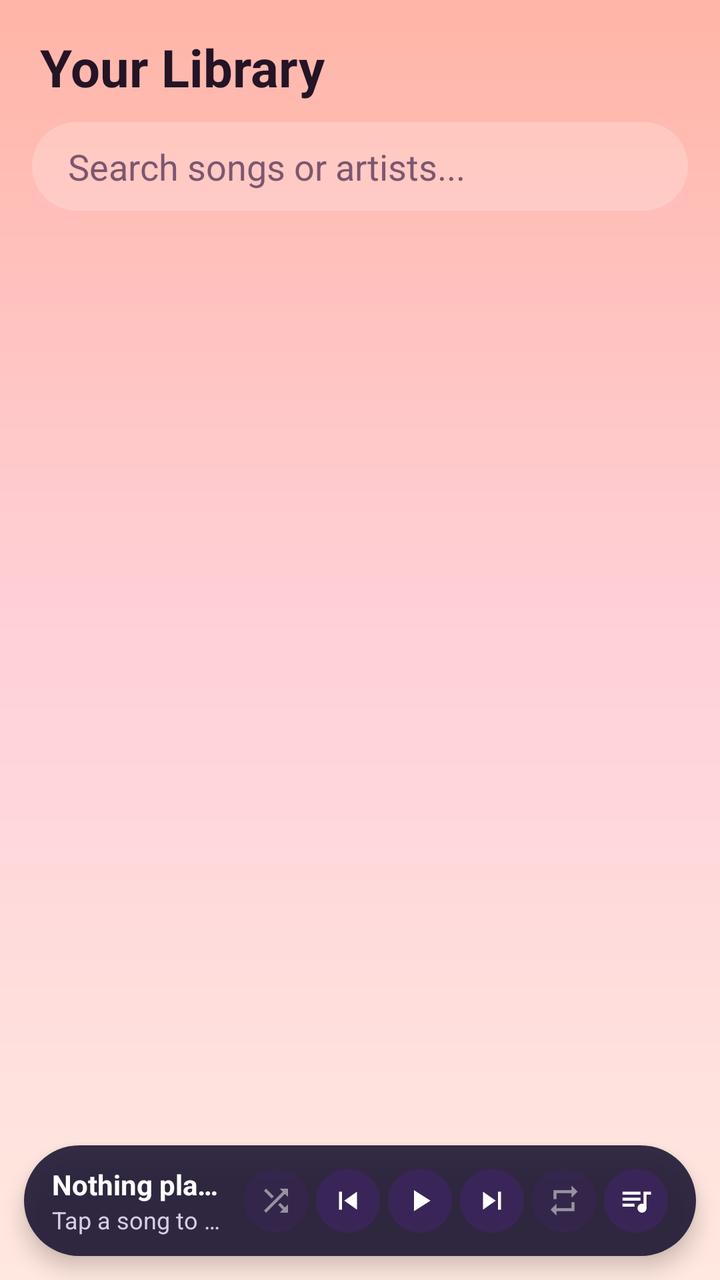
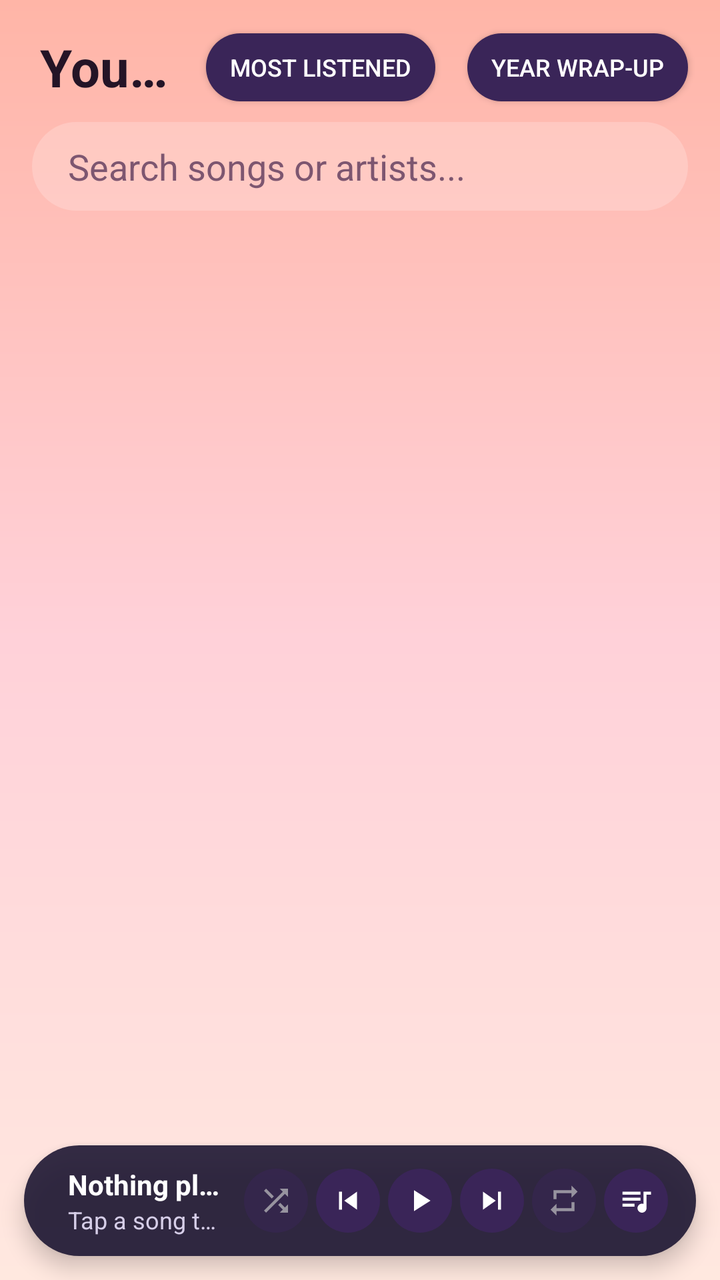

The first picture is an Android layout as it rendered before a commit; the second is the same layout after the commit. The layout source and the unified diff follow.
<!-- AndroidManifest.xml: application theme Theme.Harmony -->
<!-- res/layout/activity_library.xml -->
<?xml version="1.0" encoding="utf-8"?>
<androidx.constraintlayout.widget.ConstraintLayout
    xmlns:android="http://schemas.android.com/apk/res/android"
    xmlns:app="http://schemas.android.com/apk/res-auto"
    android:id="@+id/libraryMain"
    android:layout_width="match_parent"
    android:layout_height="match_parent"
    android:background="?attr/harmonyScreenBackground">

    <TextView
        android:id="@+id/libraryHeader"
        android:layout_width="wrap_content"
        android:layout_height="wrap_content"
        android:layout_marginHorizontal="20dp"
        android:layout_marginTop="16dp"
        android:text="Your Library"
        android:textColor="?attr/harmonyTextPrimary"
        android:textSize="26sp"
        android:textStyle="bold"
        app:layout_constraintStart_toStartOf="parent"
        app:layout_constraintTop_toTopOf="parent" />

    <EditText
        android:id="@+id/searchInput"
        android:layout_width="0dp"
        android:layout_height="wrap_content"
        android:layout_marginHorizontal="16dp"
        android:layout_marginTop="10dp"
        android:background="?attr/harmonySearchBackground"
        android:hint="Search songs or artists..."
        android:inputType="text"
        android:maxLines="1"
        android:paddingHorizontal="18dp"
        android:paddingVertical="10dp"
        android:textColor="?attr/harmonyTextPrimary"
        android:textColorHint="?attr/harmonyHintText"
        app:layout_constraintEnd_toEndOf="parent"
        app:layout_constraintStart_toStartOf="parent"
        app:layout_constraintTop_toBottomOf="@id/libraryHeader" />

    <androidx.recyclerview.widget.RecyclerView
        android:id="@+id/songsRecyclerView"
        android:layout_width="0dp"
        android:layout_height="0dp"
        android:layout_marginTop="8dp"
        android:clipToPadding="false"
        android:paddingBottom="8dp"
        app:layout_constraintBottom_toTopOf="@id/miniPlayerBar"
        app:layout_constraintEnd_toEndOf="parent"
        app:layout_constraintStart_toStartOf="parent"
        app:layout_constraintTop_toBottomOf="@id/searchInput" />

    <LinearLayout
        android:id="@+id/miniPlayerBar"
        android:layout_width="0dp"
        android:layout_height="wrap_content"
        android:layout_marginHorizontal="12dp"
        android:layout_marginBottom="12dp"
        android:background="?attr/harmonyMiniPlayerBackground"
        android:elevation="6dp"
        android:gravity="center_vertical"
        android:orientation="horizontal"
        android:paddingHorizontal="14dp"
        android:paddingVertical="10dp"
        app:layout_constraintBottom_toBottomOf="parent"
        app:layout_constraintEnd_toEndOf="parent"
        app:layout_constraintStart_toStartOf="parent">

        <LinearLayout
            android:layout_width="0dp"
            android:layout_height="wrap_content"
            android:layout_weight="1"
            android:orientation="vertical"
            android:paddingEnd="8dp">

            <TextView
                android:id="@+id/miniSongTitle"
                android:layout_width="match_parent"
                android:layout_height="wrap_content"
                android:ellipsize="end"
                android:maxLines="1"
                android:text="Nothing playing"
                android:textColor="#FFFFFF"
                android:textSize="14sp"
                android:textStyle="bold" />

            <TextView
                android:id="@+id/miniSongArtist"
                android:layout_width="match_parent"
                android:layout_height="wrap_content"
                android:ellipsize="end"
                android:maxLines="1"
                android:text="Tap a song to start"
                android:textColor="#D6CEE8"
                android:textSize="12sp" />
        </LinearLayout>

        <ImageButton
            android:id="@+id/shuffleButton"
            android:layout_width="32dp"
            android:layout_height="32dp"
            android:layout_marginEnd="4dp"
            android:alpha="0.5"
            android:background="@drawable/bg_control_pill"
            android:contentDescription="Shuffle"
            android:padding="7dp"
            android:scaleType="fitCenter"
            android:src="@drawable/ic_shuffle"
            app:tint="#FFFFFF" />

        <ImageButton
            android:id="@+id/prevButton"
            android:layout_width="32dp"
            android:layout_height="32dp"
            android:background="@drawable/bg_control_pill"
            android:contentDescription="Previous song"
            android:padding="7dp"
            android:scaleType="fitCenter"
            android:src="@drawable/ic_prev"
            app:tint="#FFFFFF" />

        <ImageButton
            android:id="@+id/playPauseButton"
            android:layout_width="32dp"
            android:layout_height="32dp"
            android:layout_marginHorizontal="4dp"
            android:background="@drawable/bg_control_pill"
            android:contentDescription="Play or pause"
            android:padding="7dp"
            android:scaleType="fitCenter"
            android:src="@drawable/ic_play"
            app:tint="#FFFFFF" />

        <ImageButton
            android:id="@+id/nextButton"
            android:layout_width="32dp"
            android:layout_height="32dp"
            android:background="@drawable/bg_control_pill"
            android:contentDescription="Next song"
            android:padding="7dp"
            android:scaleType="fitCenter"
            android:src="@drawable/ic_next"
            app:tint="#FFFFFF" />

        <ImageButton
            android:id="@+id/repeatButton"
            android:layout_width="32dp"
            android:layout_height="32dp"
            android:layout_marginStart="4dp"
            android:alpha="0.5"
            android:background="@drawable/bg_control_pill"
            android:contentDescription="Repeat mode"
            android:padding="7dp"
            android:scaleType="fitCenter"
            android:src="@drawable/ic_repeat"
            app:tint="#FFFFFF" />

        <ImageButton
            android:id="@+id/queueButton"
            android:layout_width="32dp"
            android:layout_height="32dp"
            android:layout_marginStart="4dp"
            android:background="@drawable/bg_control_pill"
            android:contentDescription="View queue"
            android:padding="7dp"
            android:scaleType="fitCenter"
            android:src="@drawable/ic_queue"
            app:tint="#FFFFFF" />

    </LinearLayout>

</androidx.constraintlayout.widget.ConstraintLayout>
<!-- resources referenced by this layout -->
<resources>
  <!-- drawable bg_control_pill (drawable) -->
  <?xml version="1.0" encoding="utf-8"?>
  <shape xmlns:android="http://schemas.android.com/apk/res/android"
      android:shape="rectangle">
      <corners android:radius="999dp" />
      <solid android:color="#3A2558" />
  </shape>
  <!-- drawable ic_next (drawable) -->
  <vector xmlns:android="http://schemas.android.com/apk/res/android" android:height="24dp" android:tint="#FFFFFF" android:viewportHeight="24" android:viewportWidth="24" android:width="24dp">
        
      <path android:fillColor="@android:color/white" android:pathData="M6,18l8.5,-6L6,6v12zM16,6v12h2V6h-2z"/>
      
  </vector>
  <!-- drawable ic_play (drawable) -->
  <vector xmlns:android="http://schemas.android.com/apk/res/android" android:height="24dp" android:tint="#FFFFFF" android:viewportHeight="24" android:viewportWidth="24" android:width="24dp">
        
      <path android:fillColor="@android:color/white" android:pathData="M8,5v14l11,-7z"/>
      
  </vector>
  <!-- drawable ic_prev (drawable) -->
  <vector xmlns:android="http://schemas.android.com/apk/res/android" android:height="24dp" android:tint="#FFFFFF" android:viewportHeight="24" android:viewportWidth="24" android:width="24dp">
        
      <path android:fillColor="@android:color/white" android:pathData="M6,6h2v12L6,18zM9.5,12l8.5,6L18,6z"/>
      
  </vector>
  <!-- drawable ic_queue (drawable) -->
  <vector xmlns:android="http://schemas.android.com/apk/res/android" android:autoMirrored="true" android:height="24dp" android:tint="#FFFFFF" android:viewportHeight="24" android:viewportWidth="24" android:width="24dp">
        
      <path android:fillColor="@android:color/white" android:pathData="M15,6H3v2h12V6zM15,10H3v2h12V10zM3,16h8v-2H3V16zM17,6v8.18C16.69,14.07 16.35,14 16,14c-1.66,0 -3,1.34 -3,3s1.34,3 3,3s3,-1.34 3,-3V8h3V6H17z"/>
      
  </vector>
  <!-- drawable ic_repeat (drawable) -->
  <vector xmlns:android="http://schemas.android.com/apk/res/android" android:height="24dp" android:tint="#FFFFFF" android:viewportHeight="24" android:viewportWidth="24" android:width="24dp">
        
      <path android:fillColor="@android:color/white" android:pathData="M7,7h10v3l4,-4 -4,-4v3L5,5v6h2L7,7zM17,17L7,17v-3l-4,4 4,4v-3h12v-6h-2v4z"/>
      
  </vector>
  <style name="Theme.Harmony" parent="Base.Theme.Harmony" />
  <color name="spotify_green">#1DB954</color>
  <color name="spotify_black_dark">#121212</color>
  <color name="spotify_black_light">#212121</color>
  <!-- drawable bg_sunset_gradient (drawable) -->
  <?xml version="1.0" encoding="utf-8"?>
  <shape xmlns:android="http://schemas.android.com/apk/res/android"
      android:shape="rectangle">
      <gradient
          android:angle="270"
          android:endColor="#FFE8DF"
          android:centerColor="#FFD1D9"
          android:startColor="#FFB5A7" />
  </shape>
  <!-- drawable bg_mini_player_pill (drawable) -->
  <?xml version="1.0" encoding="utf-8"?>
  <shape xmlns:android="http://schemas.android.com/apk/res/android"
      android:shape="rectangle">
      <corners android:radius="28dp" />
      <solid android:color="#E61E1833" />
  </shape>
  <!-- drawable bg_search_pill (drawable) -->
  <?xml version="1.0" encoding="utf-8"?>
  <shape xmlns:android="http://schemas.android.com/apk/res/android"
      android:shape="rectangle">
      <corners android:radius="999dp" />
      <solid android:color="#33FFFFFF" />
  </shape>
  <!-- unchanged entries left out for length: 2 -->
</resources>

<!-- the commit's change to res/layout/activity_library.xml (unified diff, before → after) -->
@@ -9,16 +9,53 @@
 
     <TextView
         android:id="@+id/libraryHeader"
-        android:layout_width="wrap_content"
+        android:layout_width="0dp"
         android:layout_height="wrap_content"
-        android:layout_marginHorizontal="20dp"
+        android:layout_marginStart="20dp"
         android:layout_marginTop="16dp"
-        android:text="Your Library"
+        android:layout_marginEnd="12dp"
+        android:ellipsize="end"
+        android:maxLines="1"
+        android:text="@string/your_library"
         android:textColor="?attr/harmonyTextPrimary"
         android:textSize="26sp"
         android:textStyle="bold"
+        app:layout_constraintEnd_toStartOf="@id/mostListenedButton"
         app:layout_constraintStart_toStartOf="parent"
         app:layout_constraintTop_toTopOf="parent" />
+
+    <Button
+        android:id="@+id/mostListenedButton"
+        android:layout_width="wrap_content"
+        android:layout_height="34dp"
+        android:layout_marginEnd="16dp"
+        android:background="@drawable/bg_control_pill"
+        android:minWidth="0dp"
+        android:paddingHorizontal="12dp"
+        android:text="@string/most_listened"
+        android:textColor="#FFFFFF"
+        android:textSize="12sp"
+        app:backgroundTint="@null"
+        app:layout_constraintBottom_toBottomOf="@id/libraryHeader"
+        app:layout_constraintEnd_toStartOf="@id/wrapUpButton"
+        app:layout_constraintTop_toTopOf="@id/libraryHeader" />
+
+    <Button
+        android:id="@+id/wrapUpButton"
+        android:layout_width="wrap_content"
+        android:layout_height="34dp"
+        android:layout_marginEnd="16dp"
+        android:background="@drawable/bg_control_pill"
+        android:minWidth="0dp"
+        android:paddingHorizontal="12dp"
+        android:text="@string/wrap_up"
+        android:textColor="#FFFFFF"
+        android:textSize="12sp"
+        app:backgroundTint="@null"
+        app:layout_constraintBottom_toBottomOf="@id/libraryHeader"
+        app:layout_constraintEnd_toEndOf="parent"
+        app:layout_constraintTop_toTopOf="@id/libraryHeader" />
+
 
     <EditText
         android:id="@+id/searchInput"
@@ -27,7 +64,7 @@
         android:layout_marginHorizontal="16dp"
         android:layout_marginTop="10dp"
         android:background="?attr/harmonySearchBackground"
-        android:hint="Search songs or artists..."
+        android:hint="@string/search_songs_or_artists"
         android:inputType="text"
         android:maxLines="1"
         android:paddingHorizontal="18dp"
@@ -36,7 +73,8 @@
         android:textColorHint="?attr/harmonyHintText"
         app:layout_constraintEnd_toEndOf="parent"
         app:layout_constraintStart_toStartOf="parent"
-        app:layout_constraintTop_toBottomOf="@id/libraryHeader" />
+        app:layout_constraintTop_toBottomOf="@id/libraryHeader"
+        android:importantForAutofill="no"/>
 
     <androidx.recyclerview.widget.RecyclerView
         android:id="@+id/songsRecyclerView"
@@ -71,7 +109,8 @@
             android:layout_height="wrap_content"
             android:layout_weight="1"
             android:orientation="vertical"
-            android:paddingEnd="8dp">
+            android:paddingEnd="8dp"
+            android:paddingStart="8dp">
 
             <TextView
                 android:id="@+id/miniSongTitle"
@@ -79,7 +118,7 @@
                 android:layout_height="wrap_content"
                 android:ellipsize="end"
                 android:maxLines="1"
-                android:text="Nothing playing"
+                android:text="@string/nothing_playing"
                 android:textColor="#FFFFFF"
                 android:textSize="14sp"
                 android:textStyle="bold" />
@@ -90,7 +129,7 @@
                 android:layout_height="wrap_content"
                 android:ellipsize="end"
                 android:maxLines="1"
-                android:text="Tap a song to start"
+                android:text="@string/tap_a_song"
                 android:textColor="#D6CEE8"
                 android:textSize="12sp" />
         </LinearLayout>
@@ -102,7 +141,7 @@
             android:layout_marginEnd="4dp"
             android:alpha="0.5"
             android:background="@drawable/bg_control_pill"
-            android:contentDescription="Shuffle"
+            android:contentDescription="@string/shuffle"
             android:padding="7dp"
             android:scaleType="fitCenter"
             android:src="@drawable/ic_shuffle"
@@ -113,7 +152,7 @@
             android:layout_width="32dp"
             android:layout_height="32dp"
             android:background="@drawable/bg_control_pill"
-            android:contentDescription="Previous song"
+            android:contentDescription="@string/prev"
             android:padding="7dp"
             android:scaleType="fitCenter"
             android:src="@drawable/ic_prev"
@@ -125,7 +164,7 @@
             android:layout_height="32dp"
             android:layout_marginHorizontal="4dp"
             android:background="@drawable/bg_control_pill"
-            android:contentDescription="Play or pause"
+            android:contentDescription="@string/play"
             android:padding="7dp"
             android:scaleType="fitCenter"
             android:src="@drawable/ic_play"
@@ -136,7 +175,7 @@
             android:layout_width="32dp"
             android:layout_height="32dp"
             android:background="@drawable/bg_control_pill"
-            android:contentDescription="Next song"
+            android:contentDescription="@string/next"
             android:padding="7dp"
             android:scaleType="fitCenter"
             android:src="@drawable/ic_next"
@@ -149,7 +188,7 @@
             android:layout_marginStart="4dp"
             android:alpha="0.5"
             android:background="@drawable/bg_control_pill"
-            android:contentDescription="Repeat mode"
+            android:contentDescription="@string/repeat"
             android:padding="7dp"
             android:scaleType="fitCenter"
             android:src="@drawable/ic_repeat"
@@ -161,7 +200,7 @@
             android:layout_height="32dp"
             android:layout_marginStart="4dp"
             android:background="@drawable/bg_control_pill"
-            android:contentDescription="View queue"
+            android:contentDescription="@string/queue"
             android:padding="7dp"
             android:scaleType="fitCenter"
             android:src="@drawable/ic_queue"
<!-- resource entries referenced after the edit -->
@@ -37,6 +37,18 @@
       <path android:fillColor="@android:color/white" android:pathData="M7,7h10v3l4,-4 -4,-4v3L5,5v6h2L7,7zM17,17L7,17v-3l-4,4 4,4v-3h12v-6h-2v4z"/>
       
   </vector>
+  <string name="most_listened">Most Listened</string>
+  <string name="next">Next</string>
+  <string name="nothing_playing">Nothing playing</string>
+  <string name="play">Play or Pause</string>
+  <string name="prev">Previous song</string>
+  <string name="queue">View queue</string>
+  <string name="repeat">Repeat mode</string>
+  <string name="search_songs_or_artists">Search songs or artists...</string>
+  <string name="shuffle">Shuffle</string>
+  <string name="tap_a_song">Tap a song to start</string>
+  <string name="wrap_up">Year Wrap-Up</string>
+  <string name="your_library">Your Library</string>
   <style name="Theme.Harmony" parent="Base.Theme.Harmony" />
   <color name="spotify_green">#1DB954</color>
   <color name="spotify_black_dark">#121212</color>
